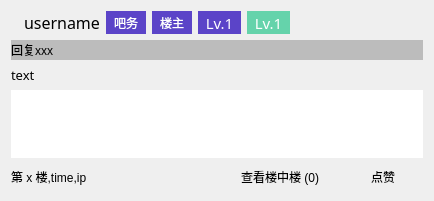
Before: the Qt Designer form resf/comment_view.ui in clb-128258/TiebaDesktop, drawn with Qt 5.
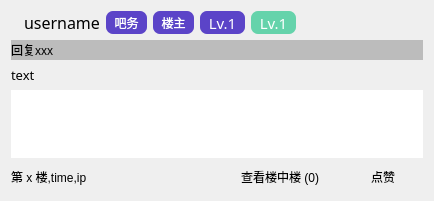
After: the same form once the commit is applied.

What changed in the file:
```diff
--- a/resf/comment_view.ui
+++ b/resf/comment_view.ui
@@ -119,8 +119,8 @@
       <widget class="QLabel" name="label_11">
        <property name="minimumSize">
         <size>
-         <width>40</width>
-         <height>20</height>
+         <width>41</width>
+         <height>21</height>
         </size>
        </property>
        <property name="maximumSize">
@@ -133,6 +133,7 @@
         <string notr="true">QLabel{
 	background-color: rgb(91, 68, 200);
 	color: rgb(255, 255, 255);
+	border-radius: 7px;
 }
 </string>
        </property>
@@ -148,8 +149,8 @@
       <widget class="QLabel" name="label_8">
        <property name="minimumSize">
         <size>
-         <width>40</width>
-         <height>20</height>
+         <width>41</width>
+         <height>21</height>
         </size>
        </property>
        <property name="maximumSize">
@@ -162,6 +163,7 @@
         <string notr="true">QLabel{
 	background-color: rgb(91, 68, 200);
 	color: rgb(255, 255, 255);
+	border-radius: 7px;
 }
 </string>
        </property>
@@ -177,8 +179,8 @@
       <widget class="QLabel" name="label_13">
        <property name="minimumSize">
         <size>
-         <width>43</width>
-         <height>20</height>
+         <width>45</width>
+         <height>21</height>
         </size>
        </property>
        <property name="maximumSize">
@@ -200,6 +202,7 @@
         <string notr="true">QLabel{
 	background-color: rgb(91, 68, 200);
 	color: rgb(255, 255, 255);
+	border-radius: 7px;
 }
 </string>
        </property>
@@ -215,8 +218,8 @@
       <widget class="QLabel" name="label_9">
        <property name="minimumSize">
         <size>
-         <width>43</width>
-         <height>20</height>
+         <width>45</width>
+         <height>21</height>
         </size>
        </property>
        <property name="maximumSize">
@@ -238,6 +241,7 @@
         <string notr="true">QLabel{
 	color: rgb(255, 255, 255);
 	background-color: rgb(101, 211, 171);
+	border-radius: 7px;
 }
 </string>
        </property>
```
